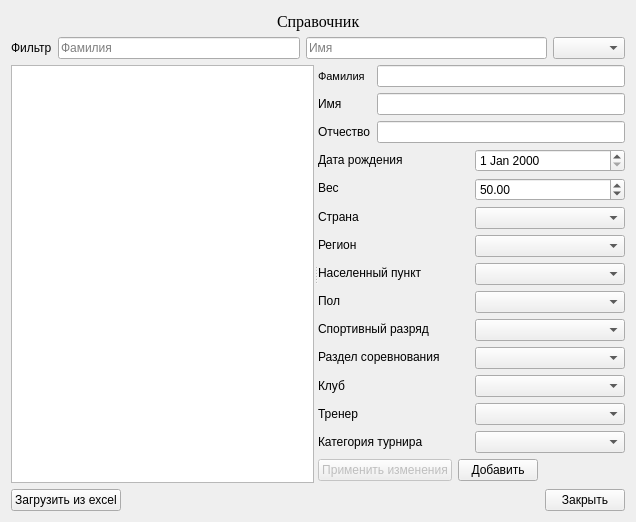
Qt form TournamentManager/createtournamentordersdialog.ui (BarsukAlexey/xelarogi) before a commit.
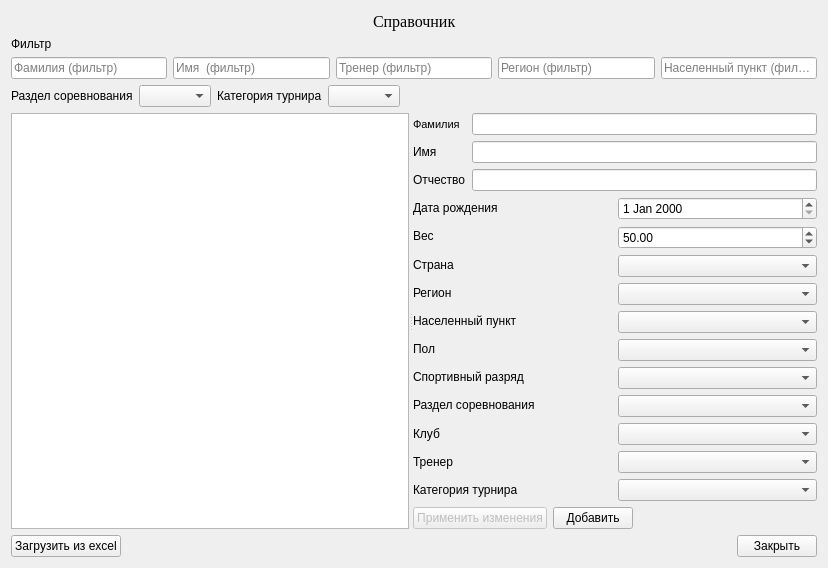
The same form after that commit.

```diff
--- a/TournamentManager/createtournamentordersdialog.ui
+++ b/TournamentManager/createtournamentordersdialog.ui
@@ -6,7 +6,7 @@
    <rect>
     <x>0</x>
     <y>0</y>
-    <width>636</width>
+    <width>828</width>
     <height>522</height>
    </rect>
   </property>
@@ -71,22 +71,85 @@
          </property>
         </widget>
        </item>
+      </layout>
+     </item>
+     <item>
+      <layout class="QVBoxLayout" name="verticalLayout_2">
+       <item>
+        <layout class="QHBoxLayout" name="horizontalLayout_8">
        <item>
         <widget class="QLineEdit" name="filterSecondNameLE">
          <property name="placeholderText">
-          <string>Фамилия</string>
+            <string>Фамилия (фильтр)</string>
          </property>
         </widget>
        </item>
        <item>
         <widget class="QLineEdit" name="filterFirstNameLE">
          <property name="placeholderText">
-          <string>Имя</string>
+            <string>Имя  (фильтр)</string>
+           </property>
+          </widget>
+         </item>
+         <item>
+          <widget class="QLineEdit" name="filterCoachLE">
+           <property name="placeholderText">
+            <string>Тренер (фильтр)</string>
+           </property>
+          </widget>
+         </item>
+         <item>
+          <widget class="QLineEdit" name="filterRegionLE">
+           <property name="placeholderText">
+            <string>Регион (фильтр)</string>
+           </property>
+          </widget>
+         </item>
+         <item>
+          <widget class="QLineEdit" name="filterRegionUintLE">
+           <property name="placeholderText">
+            <string>Населенный пункт (фильтр)</string>
+           </property>
+          </widget>
+         </item>
+        </layout>
+       </item>
+       <item>
+        <layout class="QHBoxLayout" name="horizontalLayout_5">
+         <item>
+          <widget class="QLabel" name="label_4">
+           <property name="text">
+            <string>Раздел соревнования</string>
          </property>
         </widget>
        </item>
        <item>
         <widget class="QComboBox" name="filterTypeCB"/>
+         </item>
+         <item>
+          <widget class="QLabel" name="label_5">
+           <property name="text">
+            <string>Категория турнира</string>
+           </property>
+          </widget>
+         </item>
+         <item>
+          <widget class="QComboBox" name="filterTournamentCategoriesCB"/>
+         </item>
+         <item>
+          <spacer name="horizontalSpacer_5">
+           <property name="orientation">
+            <enum>Qt::Horizontal</enum>
+           </property>
+           <property name="sizeHint" stdset="0">
+            <size>
+             <width>40</width>
+             <height>20</height>
+            </size>
+           </property>
+          </spacer>
+         </item>
+        </layout>
        </item>
       </layout>
      </item>
```
Lines whose indentation alone changed are shown as unchanged.
